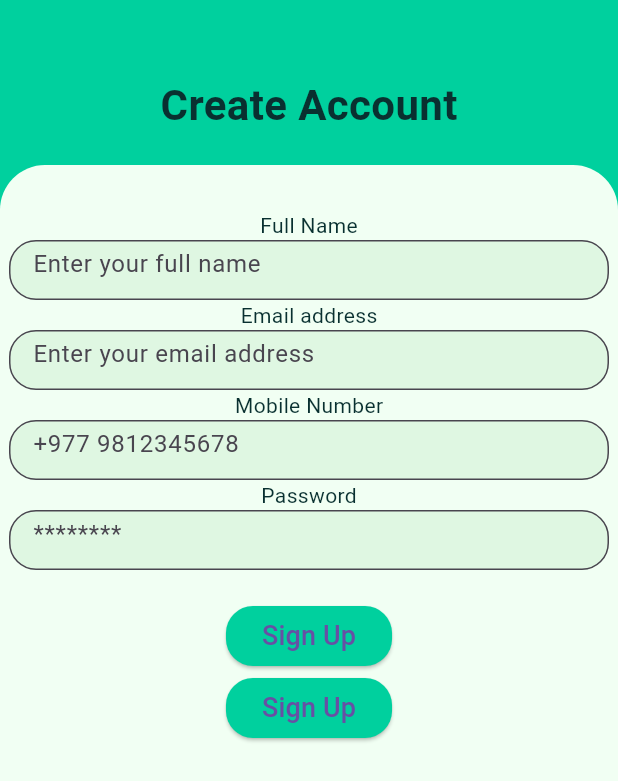
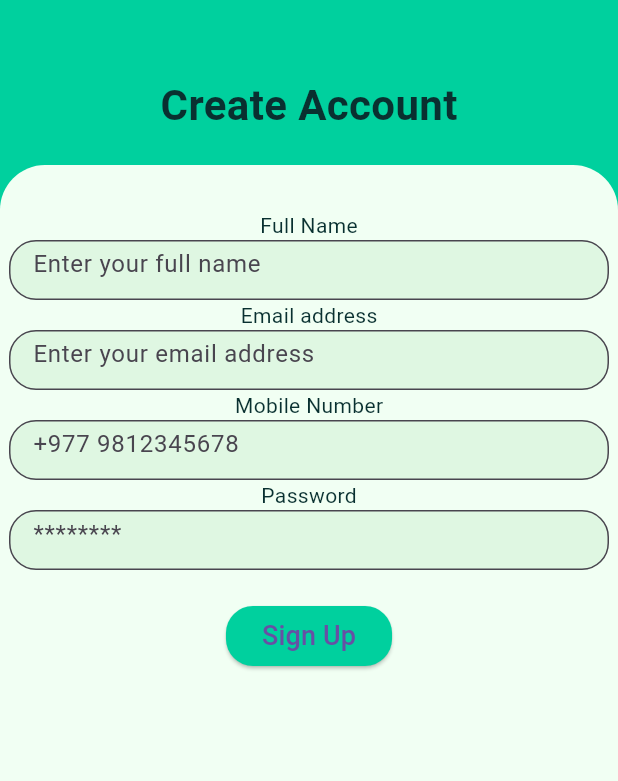
Before and after one commit to magarohan/Fintech-App, a Flutter app: the SignupPage screen opened by its route, on a phone screen of 412 x 824 dp. Shown: the top 781 px of the screen. Run offline on Flutter 3.47's test engine with Material 3 defaults, Android fonts, the phone set to English and light mode, and no system bars.

Commit message:
[fix] : delete duplicate button

```diff
--- a/fintech/lib/signup.dart
+++ b/fintech/lib/signup.dart
@@ -144,25 +144,7 @@ class _SignupPageState
                     ),
                     const SizedBox(
                       height: 20,
-                    ),
-                    ElevatedButton(
-                      onPressed: () {
-                        // Handle login action
-                      },
-                      style: ElevatedButton.styleFrom(
-                        backgroundColor: MyColors.primaryColor,
-                        shape: RoundedRectangleBorder(
-                          borderRadius: BorderRadius.circular(
-                            18,
-                          ),
-                        ),
-                      ),
-                      child: const Text(
-                        'Sign Up',
-                        style: TextStyle(
-                          fontSize: 18,
-                        ),
-                      ),
+                      width: 200,
                     ),
                     ElevatedButton(
                       onPressed: () {
```
